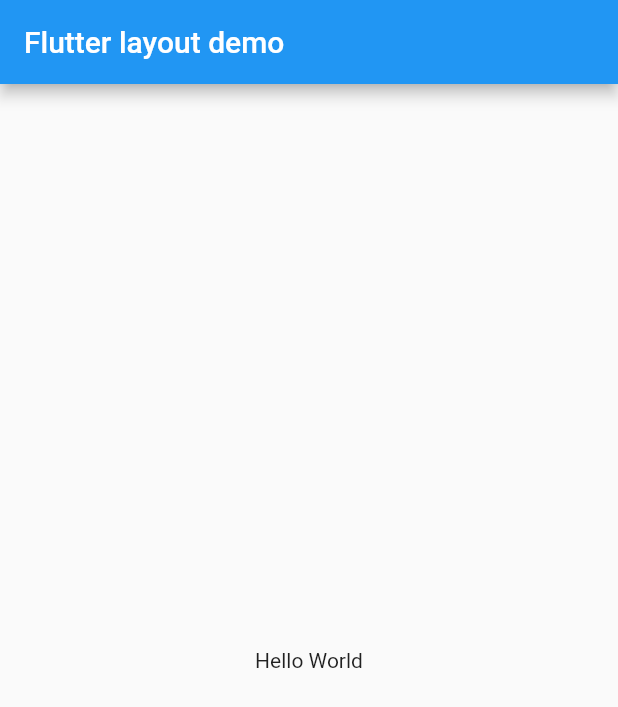
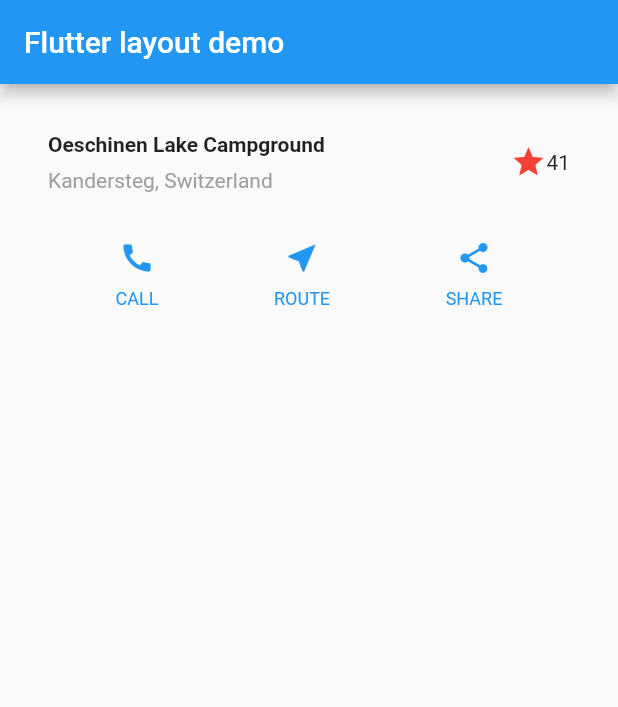
Before and after one commit to Kenzo03/flutter_layouts_training, a Flutter app: the screen it shows after launch, on a phone screen of 412 x 824 dp. Shown: the top 707 px of the screen. Run offline on Flutter 3.47's test engine with Material 2 defaults, Android fonts, the phone set to English and light mode, and no system bars.

Commit message:
feature: add title and button section

```diff
--- a/lib/main.dart
+++ b/lib/main.dart
@@ -10,6 +10,37 @@ class MyApp extends StatelessWidget {
   // This widget is the root of your application.
   @override
   Widget build(BuildContext context) {
+    Widget titleSection = Container(
+        padding: const EdgeInsets.all(32),
+        child: Row(children: [
+          Expanded(
+            child:
+                Column(crossAxisAlignment: CrossAxisAlignment.start, children: [
+              Container(
+                  padding: const EdgeInsets.only(bottom: 8),
+                  child: const Text(
+                    'Oeschinen Lake Campground',
+                    style: TextStyle(fontWeight: FontWeight.bold),
+                  )),
+              Text('Kandersteg, Switzerland',
+                  style: TextStyle(color: Colors.grey[500]))
+            ]),
+          ),
+          Icon(Icons.star, color: Colors.red[500]),
+          const Text('41'),
+        ]));
+
+    Color color = Theme.of(context).primaryColor;
+
+    Widget buttonSection = Row(
+      mainAxisAlignment: MainAxisAlignment.spaceEvenly,
+      children: [
+        _buildButtonColumn(color, Icons.call, 'CALL'),
+        _buildButtonColumn(color, Icons.near_me, 'ROUTE'),
+        _buildButtonColumn(color, Icons.share, 'SHARE'),
+      ],
+    );
+
     return MaterialApp(
         title: 'Flutter Layout Demo',
         theme: ThemeData(
@@ -17,6 +48,20 @@ class MyApp extends StatelessWidget {
         ),
         home: Scaffold(
             appBar: AppBar(title: const Text('Flutter layout demo')),
-            body: const Center(child: Text('Hello World'))));
+            body: Column(children: [titleSection, buttonSection])));
+  }
+
+  Column _buildButtonColumn(Color color, IconData icon, String label) {
+    return Column(
+        mainAxisSize: MainAxisSize.min,
+        mainAxisAlignment: MainAxisAlignment.center,
+        children: [
+          Icon(icon, color: color),
+          Container(
+              margin: const EdgeInsets.only(top: 8),
+              child: Text(label,
+                  style: TextStyle(
+                      fontSize: 12, fontWeight: FontWeight.w400, color: color)))
+        ]);
   }
 }
```
